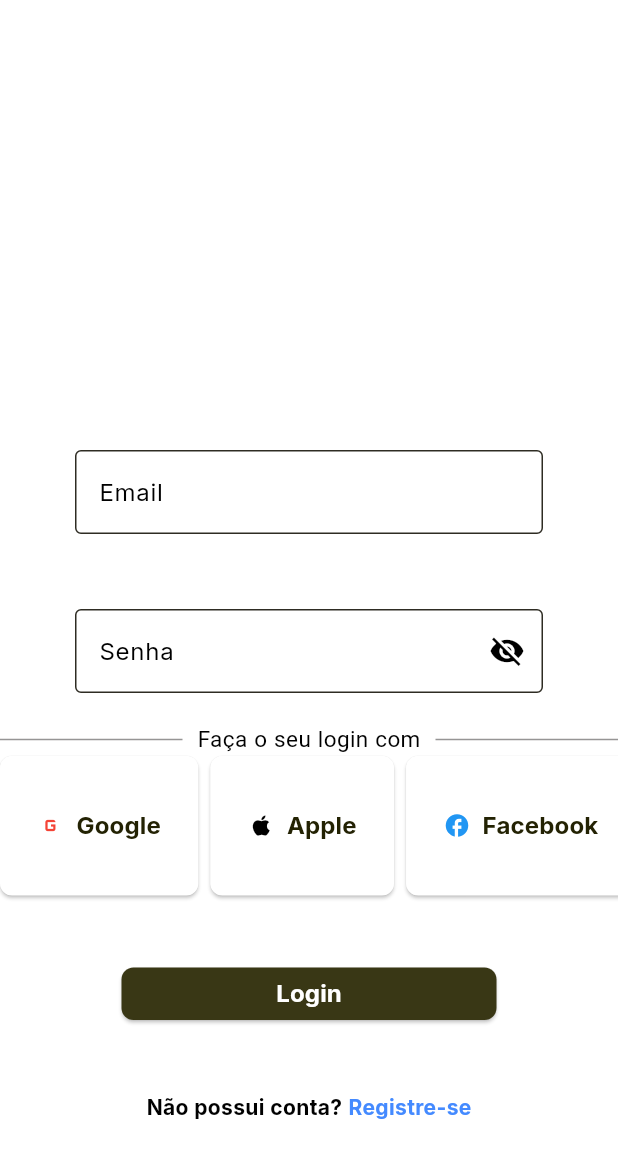
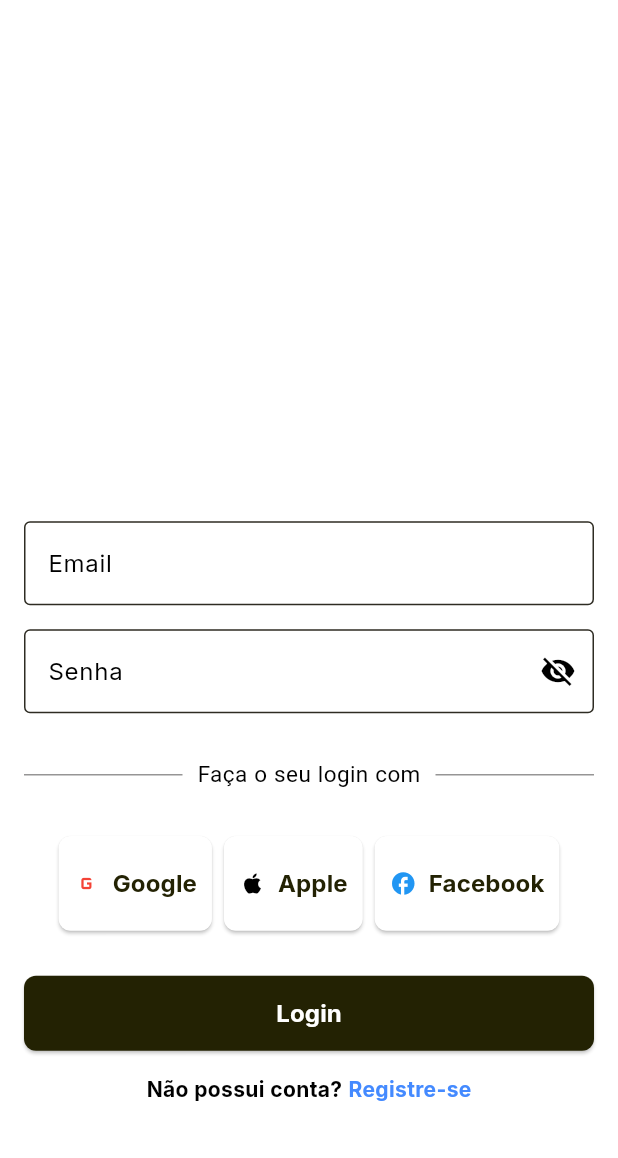
Before and after one commit to marcelomnzs/diabary, a Flutter app: the screen it shows after launch, on a phone screen of 412 x 824 dp. Shown: the top 1158 px of the screen. Run offline on Flutter 3.47's test engine with Material 3 defaults, Android fonts, the phone set to English and light mode, and no system bars; our stand-ins replace cloud_firestore, firebase_auth, firebase_core, flutter_local_notifications, go_router, google_fonts and 3 more; accounts and stored records are empty.

Commit message:
Ajustes tela login

```diff
--- a/lib/features/auth/presentation/screens/login_screen.dart
+++ b/lib/features/auth/presentation/screens/login_screen.dart
@@ -23,11 +23,19 @@ class _LoginScreenState extends State<LoginScreen> {
     return Scaffold(
       backgroundColor: Colors.white,
       body: SafeArea(
-        child: SingleChildScrollView(
+        child: GestureDetector(
+          onTap: () => FocusScope.of(context).unfocus(),
+          child: LayoutBuilder(
+            builder: (context, constraints) {
+              return SingleChildScrollView(
+                padding: const EdgeInsets.symmetric(horizontal: 16),
+                child: ConstrainedBox(
+                  constraints: BoxConstraints(minHeight: constraints.maxHeight),
+                  child: IntrinsicHeight(
                     child: Column(
-            mainAxisAlignment: MainAxisAlignment.spaceBetween,
+                      mainAxisAlignment: MainAxisAlignment.center,
                       children: [
-              SizedBox(height: 100),
+                        const SizedBox(height: 100),
 
                         Center(
                           child: ClipRRect(
@@ -36,9 +44,9 @@ class _LoginScreenState extends State<LoginScreen> {
                           ),
                         ),
 
-              Padding(
-                padding: const EdgeInsets.all(50.0),
-                child: TextField(
+                        const SizedBox(height: 20),
+
+                        TextField(
                           controller: _emailController,
                           decoration: const InputDecoration(
                             border: OutlineInputBorder(),
@@ -46,17 +54,14 @@ class _LoginScreenState extends State<LoginScreen> {
                             labelText: 'Email',
                           ),
                         ),
-              ),
 
-              SizedBox(height: 0),
+                        const SizedBox(height: 16),
 
-              Padding(
-                padding: const EdgeInsets.symmetric(horizontal: 50.0),
-                child: TextField(
+                        TextField(
                           controller: _passwordController,
                           obscureText: !_isPasswordVisible,
                           decoration: InputDecoration(
-                    border: OutlineInputBorder(),
+                            border: const OutlineInputBorder(),
                             hintText: 'Informe sua senha',
                             labelText: 'Senha',
                             suffixIcon: IconButton(
@@ -73,27 +78,19 @@ class _LoginScreenState extends State<LoginScreen> {
                             ),
                           ),
                         ),
-              ),
 
-              SizedBox(height: 20),
+                        const SizedBox(height: 30),
 
-              Center(
-                child: Row(
+                        Row(
                           children: [
-                    Expanded(
+                            const Expanded(
                               child: Divider(
-                        color: const Color.fromARGB(
-                          255,
-                          150,
-                          149,
-                          149,
-                        ), // Cor do traço
-                        thickness: 1, // Espessura do traço
-                        endIndent: 10, // Espaçamento entre o traço e o texto
+                                color: Color.fromARGB(255, 150, 149, 149),
+                                thickness: 1,
+                                endIndent: 10,
                               ),
                             ),
-
-                    Text(
+                            const Text(
                               'Faça o seu login com',
                               style: TextStyle(
                                 fontFamily: 'SourceSans3',
@@ -101,152 +98,88 @@ class _LoginScreenState extends State<LoginScreen> {
                                 color: Color.fromARGB(255, 0, 0, 0),
                               ),
                             ),
-                    Expanded(
+                            const Expanded(
                               child: Divider(
-                        color: Color.fromARGB(
-                          255,
-                          150,
-                          149,
-                          149,
-                        ), // Cor do traço
-                        thickness: 1, // Espessura do traço
-                        indent: 10, // Espaçamento entre o traço e o texto
-                      ),
-                    ),
-                  ],
-                ),
-              ),
-
-              Row(
-                mainAxisAlignment: MainAxisAlignment.center,
-
-                children: [
-                  ElevatedButton.icon(
-                    onPressed: () {
-                      // Handle Google login action
-                    },
-                    style: ElevatedButton.styleFrom(
-                      backgroundColor: const Color(0xFFFFFFFF),
-                      shape: RoundedRectangleBorder(
-                        borderRadius: BorderRadius.circular(8.0),
-                      ),
-                      padding: const EdgeInsets.symmetric(
-                        horizontal: 25.0,
-                        vertical: 35.0,
-                      ),
-                    ),
-                    icon: const Icon(Icons.g_mobiledata, color: Colors.red),
-                    label: const Text(
-                      'Google',
-                      style: TextStyle(
-                        fontSize: 16,
-                        fontWeight: FontWeight.bold,
-                      ),
-                    ),
-                  ),
-
-                  const SizedBox(width: 8),
-                  // Espaçamento entre os botões
-                  ElevatedButton.icon(
-                    onPressed: () {
-                      // Handle Apple login action
-                    },
-                    style: ElevatedButton.styleFrom(
-                      backgroundColor: const Color(0xFFFFFFFF),
-                      shape: RoundedRectangleBorder(
-                        borderRadius: BorderRadius.circular(8.0),
-                      ),
-                      padding: const EdgeInsets.symmetric(
-                        horizontal: 25.0,
-                        vertical: 35.0,
-                      ),
-                    ),
-
-                    icon: const Icon(
-                      Icons.apple, // Ícone da Apple
-                      color: Colors.black,
-                    ),
-                    label: const Text(
-                      'Apple',
-                      style: TextStyle(
-                        fontSize: 16,
-                        fontWeight: FontWeight.bold,
-                      ),
-                    ),
-                  ),
-
-                  const SizedBox(width: 8),
-                  // Espaçamento entre os botões
-                  ElevatedButton.icon(
-                    onPressed: () {
-                      // Handle Facebook login action
-                    },
-                    style: ElevatedButton.styleFrom(
-                      backgroundColor: const Color(0xFFFFFFFF),
-                      shape: RoundedRectangleBorder(
-                        borderRadius: BorderRadius.circular(8.0),
-                      ),
-                      padding: const EdgeInsets.symmetric(
-                        horizontal: 25.0,
-                        vertical: 35.0,
-                      ),
-                    ),
-                    icon: const Icon(
-                      Icons.facebook, // Ícone do Facebook
-                      color: Colors.blue,
-                    ),
-                    label: const Text(
-                      'Facebook',
-                      style: TextStyle(
-                        fontSize: 16,
-                        fontWeight: FontWeight.bold,
-                      ),
+                                color: Color.fromARGB(255, 150, 149, 149),
+                                thickness: 1,
+                                indent: 10,
                               ),
                             ),
                           ],
                         ),
 
-              Padding(
-                padding: const EdgeInsets.all(48.0),
-                child: SizedBox(
-                  width: 250,
-                  height: 35,
+                        const SizedBox(height: 30),
 
+                        Row(
+                          mainAxisAlignment: MainAxisAlignment.center,
+                          children: [
+                            _buildSocialButton(
+                              icon: Icons.g_mobiledata,
+                              color: Colors.red,
+                              label: 'Google',
+                              onPressed: () {},
+                            ),
+                            const SizedBox(width: 8),
+                            _buildSocialButton(
+                              icon: Icons.apple,
+                              color: Colors.black,
+                              label: 'Apple',
+                              onPressed: () {},
+                            ),
+                            const SizedBox(width: 8),
+                            _buildSocialButton(
+                              icon: Icons.facebook,
+                              color: Colors.blue,
+                              label: 'Facebook',
+                              onPressed: () {},
+                            ),
+                          ],
+                        ),
+
+                        const SizedBox(height: 30),
+
+                        SizedBox(
+                          width: double.infinity,
+                          height: 50,
                           child: ElevatedButton(
                             onPressed: () {
                               _handleLogin(authProvider, context);
                             },
                             style: ElevatedButton.styleFrom(
-                      backgroundColor: const Color.fromRGBO(57, 55, 21, 100),
+                              backgroundColor:
+                                  Theme.of(context).colorScheme.primary,
                               shape: RoundedRectangleBorder(
                                 borderRadius: BorderRadius.circular(8.0),
                               ),
                             ),
-                    child: const Text(
+                            child: Text(
                               'Login',
                               style: TextStyle(
                                 fontSize: 16,
                                 fontWeight: FontWeight.bold,
-                        color: Color.fromARGB(255, 255, 255, 255),
-                      ),
+                                color: Theme.of(context).colorScheme.onPrimary,
                               ),
                             ),
                           ),
                         ),
 
+                        const SizedBox(height: 16),
+
                         Padding(
-                padding: EdgeInsets.only(bottom: 10),
+                          padding: const EdgeInsets.only(bottom: 10),
                           child: Row(
                             mainAxisAlignment: MainAxisAlignment.center,
                             children: [
-                    Text(
+                              const Text(
                                 'Não possui conta?',
                                 style: TextStyle(fontWeight: FontWeight.bold),
                               ),
-                    SizedBox(width: 4),
+                              const SizedBox(width: 4),
                               GestureDetector(
-                      onTap: () => context.goNamed(AppRoutes.signup.name),
-                      child: Text(
+                                onTap:
+                                    () =>
+                                        context.goNamed(AppRoutes.signup.name),
+                                child: const Text(
                                   'Registre-se',
                                   style: TextStyle(
                                     fontWeight: FontWeight.bold,
@@ -262,6 +195,32 @@ class _LoginScreenState extends State<LoginScreen> {
                   ),
                 ),
               );
+            },
+          ),
+        ),
+      ),
+    );
+  }
+
+  Widget _buildSocialButton({
+    required IconData icon,
+    required Color color,
+    required String label,
+    required VoidCallback onPressed,
+  }) {
+    return ElevatedButton.icon(
+      onPressed: onPressed,
+      style: ElevatedButton.styleFrom(
+        backgroundColor: const Color(0xFFFFFFFF),
+        shape: RoundedRectangleBorder(borderRadius: BorderRadius.circular(8.0)),
+        padding: const EdgeInsets.symmetric(horizontal: 10.0, vertical: 20.0),
+      ),
+      icon: Icon(icon, color: color),
+      label: Text(
+        label,
+        style: const TextStyle(fontSize: 16, fontWeight: FontWeight.bold),
+      ),
+    );
   }
 
   void _handleLogin(AuthProvider authProvider, BuildContext context) async {
```
Lines whose indentation alone changed are shown as unchanged.
